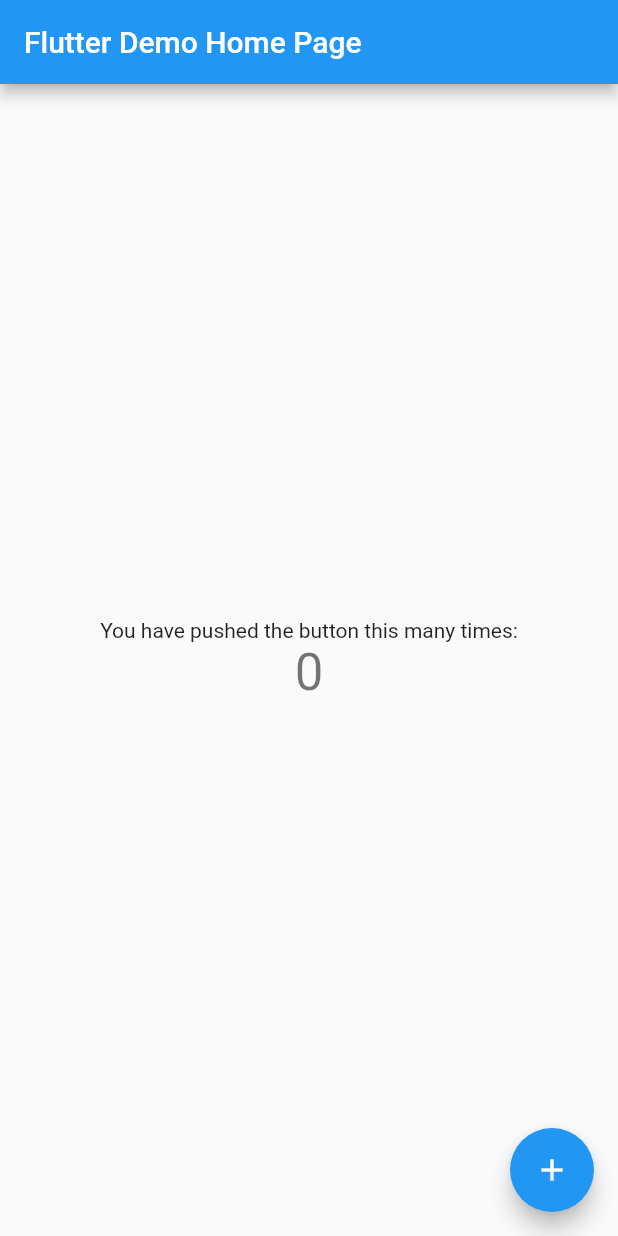
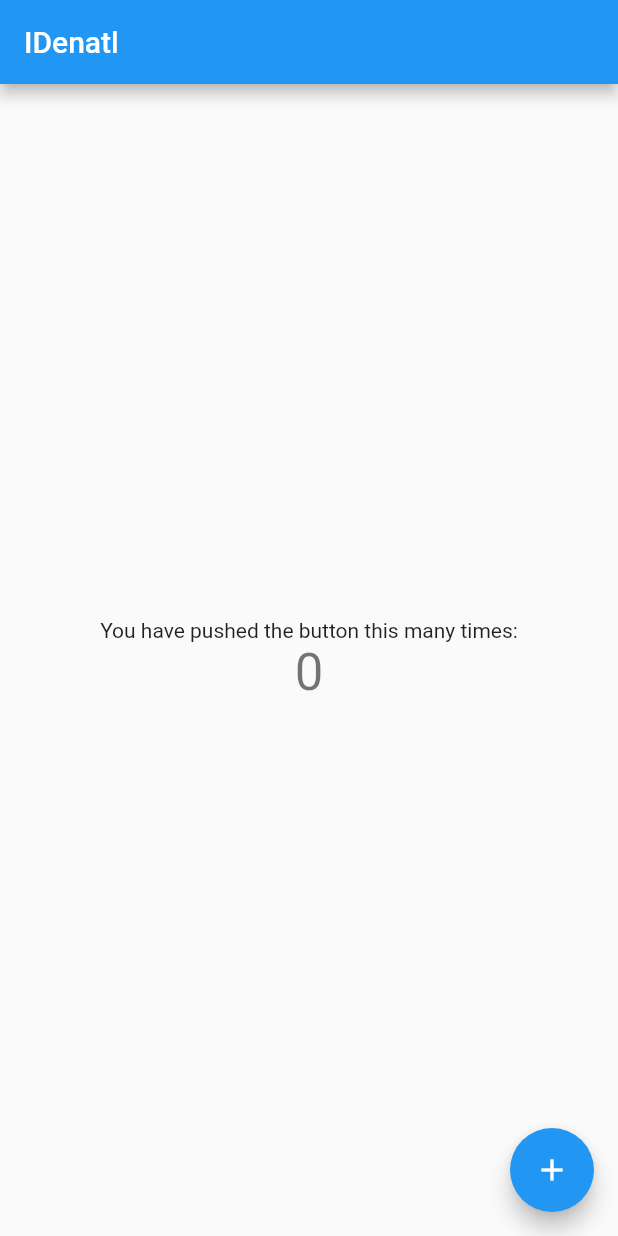
Before and after one commit to Artath/idental, a Flutter app: the screen it shows after launch, on a phone screen of 412 x 824 dp. Run offline on Flutter 3.47's test engine with Material 2 defaults, Android fonts, the phone set to English and light mode, and no system bars.

Commit message:
ad homepage name

```diff
--- a/lib/main.dart
+++ b/lib/main.dart
@@ -24,7 +24,7 @@ class MyApp extends StatelessWidget {
         // is not restarted.
         primarySwatch: Colors.blue,
       ),
-      home: const MyHomePage(title: 'Flutter Demo Home Page'),
+      home: const MyHomePage(title: 'IDenatl'),
     );
   }
 }
```
